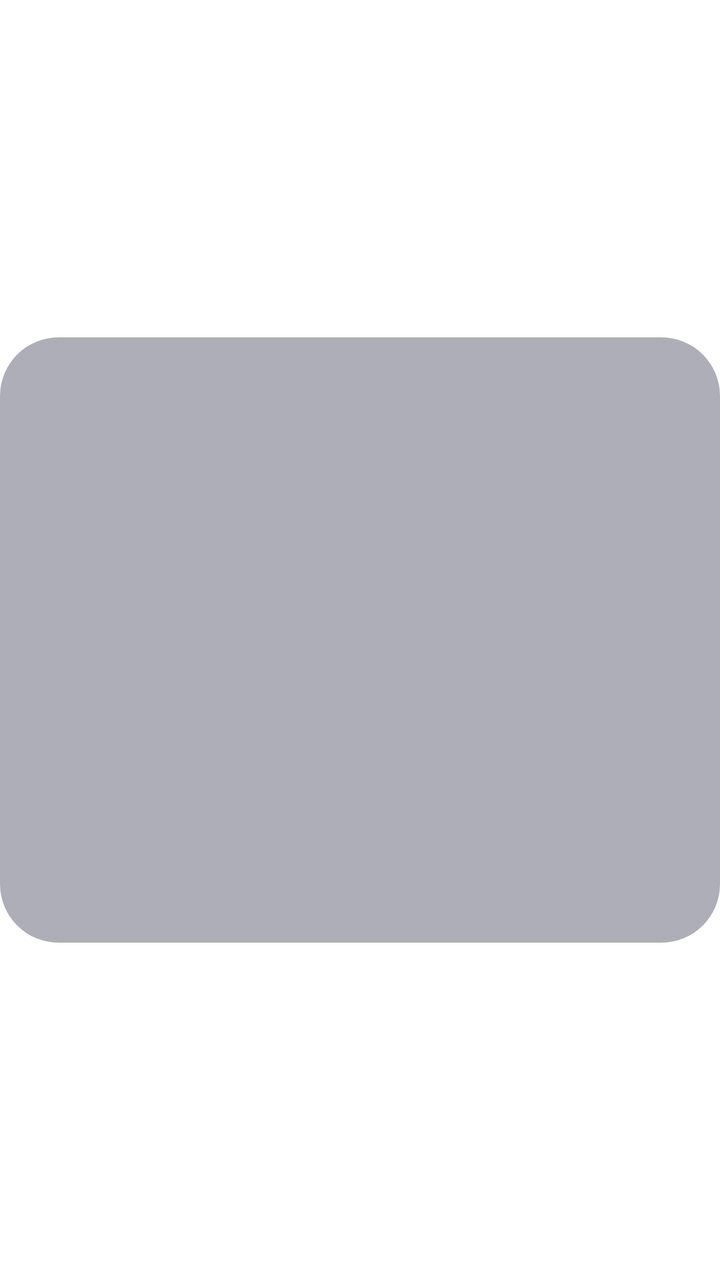
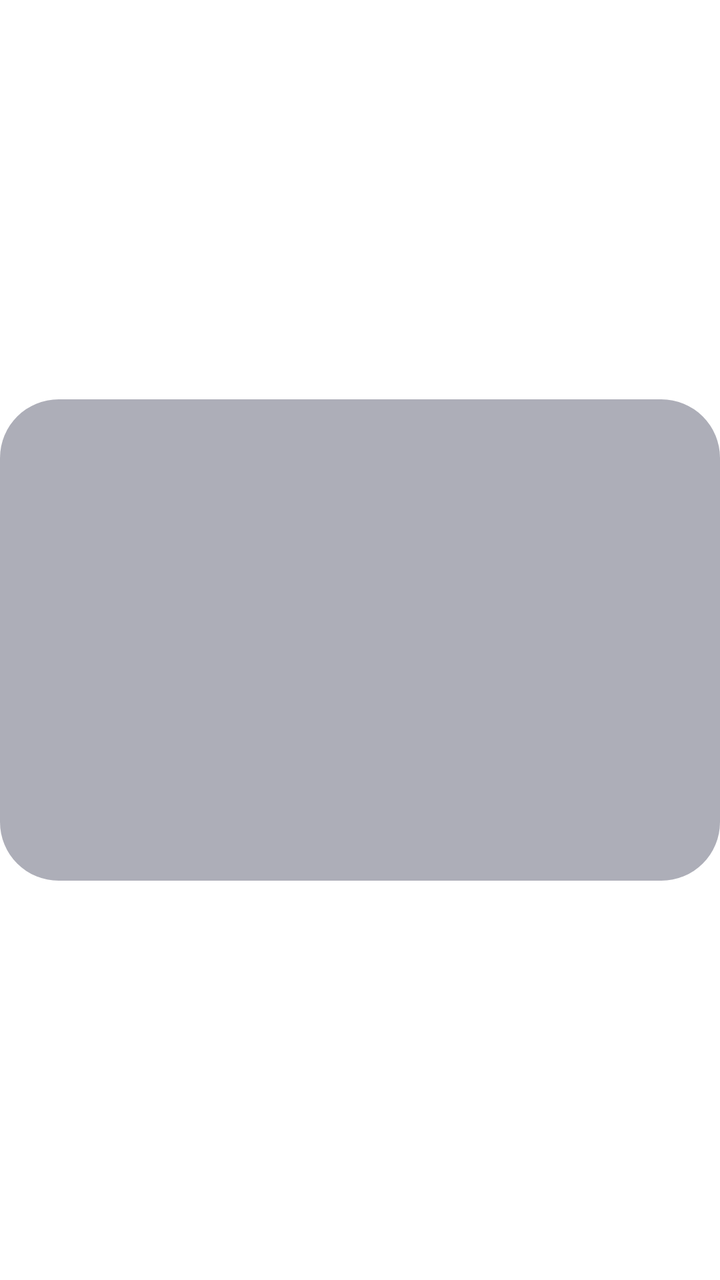

Before-and-after screenshots of an Android layout around one commit, followed by the original layout XML and the change that was made.
<!-- AndroidManifest.xml: application theme AppTheme.NoActionBar -->
<!-- res/layout/item_more_source.xml -->
<?xml version="1.0" encoding="utf-8"?>
<LinearLayout xmlns:android="http://schemas.android.com/apk/res/android"
    xmlns:app="http://schemas.android.com/apk/res-auto"
    android:layout_width="match_parent"
    android:layout_height="wrap_content"
    android:focusable="false"
    android:gravity="center_vertical"
    android:orientation="horizontal">

    <LinearLayout
        android:id="@+id/rowMain"
        android:layout_width="0dp"
        android:layout_height="wrap_content"
        android:layout_weight="1"
        android:background="@drawable/shape_setting_model_focus"
        android:focusable="true"
        android:gravity="center_vertical"
        android:orientation="horizontal"
        android:paddingLeft="@dimen/vs_20"
        android:paddingTop="@dimen/vs_10"
        android:paddingRight="@dimen/vs_20"
        android:paddingBottom="@dimen/vs_10">

        <TextView
            android:id="@+id/tvName"
            android:layout_width="0dp"
            android:layout_height="wrap_content"
            android:layout_weight="1"
            android:ellipsize="end"
            android:singleLine="true"
            android:textColor="@color/dialog_text_primary"
            android:textSize="@dimen/ts_24" />

        <TextView
            android:id="@+id/tvUrl"
            android:layout_width="wrap_content"
            android:layout_height="wrap_content"
            android:ellipsize="middle"
            android:maxWidth="@dimen/vs_300"
            android:singleLine="true"
            android:textColor="@color/dialog_text_hint"
            android:textSize="@dimen/ts_22" />
    </LinearLayout>

    <TextView
        android:id="@+id/tvDelete"
        android:layout_width="wrap_content"
        android:layout_height="wrap_content"
        android:layout_marginStart="@dimen/vs_10"
        android:layout_marginLeft="@dimen/vs_10"
        android:background="@drawable/button_danmu_setting"
        android:focusable="true"
        android:gravity="center"
        android:paddingLeft="@dimen/vs_10"
        android:paddingTop="@dimen/vs_8"
        android:paddingRight="@dimen/vs_10"
        android:paddingBottom="@dimen/vs_8"
        android:text="删除"
        android:textColor="@color/dialog_text_primary"
        android:textSize="@dimen/ts_22"
        android:visibility="gone" />
</LinearLayout>
<!-- resources referenced by this layout -->
<resources>
  <color name="dialog_text_hint">#80FFFFFF</color>
  <color name="dialog_text_primary">#FFFFFFFF</color>
  <dimen name="ts_22">22mm</dimen>
  <dimen name="ts_24">24mm</dimen>
  <dimen name="vs_10">10mm</dimen>
  <dimen name="vs_20">20mm</dimen>
  <dimen name="vs_300">300mm</dimen>
  <dimen name="vs_8">8mm</dimen>
  <!-- drawable button_danmu_setting (drawable) -->
  <?xml version="1.0" encoding="utf-8"?>
  <selector xmlns:android="http://schemas.android.com/apk/res/android">
      <item android:state_focused="true">
          <shape>
              <corners android:radius="@dimen/vs_6" />
              <solid android:color="@color/dialog_control_bg_focused" />
              <stroke
                  android:width="@dimen/vs_1"
                  android:color="@color/dialog_control_stroke_focused" />
          </shape>
      </item>
      <item>
          <shape>
              <corners android:radius="@dimen/vs_6" />
              <solid android:color="@color/dialog_control_bg" />
              <stroke
                  android:width="@dimen/vs_1"
                  android:color="@color/dialog_control_stroke" />
          </shape>
      </item>
  </selector>
  <!-- drawable shape_setting_model_focus (drawable) -->
  <?xml version="1.0" encoding="utf-8"?>
  <selector xmlns:android="http://schemas.android.com/apk/res/android">
      <item android:state_focused="true">
          <shape>
              <corners android:radius="@dimen/vs_5" />
              <solid android:color="@color/color_6632364E" />
              <stroke android:width="@dimen/vs_2" android:color="@android:color/white" />
          </shape>
      </item>
      <item android:state_focused="false">
          <shape>
              <corners android:radius="@dimen/vs_5" />
              <solid android:color="@color/color_6632364E" />
          </shape>
      </item>
  </selector>
  <style name="AppTheme.NoActionBar" parent="AppTheme">
          <item name="android:windowActionBar">false</item>
          <item name="android:windowNoTitle">true</item>
          <item name="windowActionBar">false</item>
          <item name="android:windowFullscreen">true</item>//全屏即无通知栏
          <item name="android:windowContentOverlay">@null</item>//是否有遮盖
          <item name="windowNoTitle">true</item>
          <item name="android:keepScreenOn">true</item>
          
          <item name="android:windowBackground">@android:color/transparent</item>
      </style>
  <dimen name="vs_6">6mm</dimen>
  <color name="dialog_control_bg_focused">#CC1890FF</color>
  <dimen name="vs_1">1mm</dimen>
  <color name="dialog_control_stroke_focused">#CC02F8E1</color>
  <color name="dialog_control_bg">#80353744</color>
  <color name="dialog_control_stroke">#22FFFFFF</color>
  <dimen name="vs_5">5mm</dimen>
  <color name="color_6632364E">#6632364E</color>
  <dimen name="vs_2">2mm</dimen>
  <style name="AppTheme" parent="Theme.AppCompat.Light.DarkActionBar">
          
          <item name="colorPrimary">@color/color_6200EE</item>
          <item name="colorPrimaryDark">@color/color_3700B3</item>
          <item name="colorAccent">@color/color_03DAC5</item>
      </style>
  <color name="color_6200EE">#6200EE</color>
  <color name="color_3700B3">#3700B3</color>
  <color name="color_03DAC5">#03DAC5</color>
</resources>

<!-- the commit's change to res/layout/item_more_source.xml (unified diff, before → after) -->
@@ -36,7 +36,7 @@
             android:layout_width="wrap_content"
             android:layout_height="wrap_content"
             android:ellipsize="middle"
-            android:maxWidth="@dimen/vs_300"
+            android:maxWidth="@dimen/vs_140"
             android:singleLine="true"
             android:textColor="@color/dialog_text_hint"
             android:textSize="@dimen/ts_22" />
<!-- resource entries referenced after the edit -->
@@ -2,11 +2,11 @@
 <resources>
   <color name="dialog_text_hint">#80FFFFFF</color>
   <color name="dialog_text_primary">#FFFFFFFF</color>
-  <dimen name="ts_22">22mm</dimen>
-  <dimen name="ts_24">24mm</dimen>
+  <dimen name="ts_22">15mm</dimen>
+  <dimen name="ts_24">16mm</dimen>
   <dimen name="vs_10">10mm</dimen>
+  <dimen name="vs_140">140mm</dimen>
   <dimen name="vs_20">20mm</dimen>
-  <dimen name="vs_300">300mm</dimen>
   <dimen name="vs_8">8mm</dimen>
   <!-- drawable button_danmu_setting (drawable) -->
   <?xml version="1.0" encoding="utf-8"?>
@@ -33,6 +33,13 @@
   <!-- drawable shape_setting_model_focus (drawable) -->
   <?xml version="1.0" encoding="utf-8"?>
   <selector xmlns:android="http://schemas.android.com/apk/res/android">
+      
+      <item android:state_pressed="true">
+          <shape>
+              <corners android:radius="@dimen/vs_5" />
+              <solid android:color="#33FFFFFF" />
+          </shape>
+      </item>
       <item android:state_focused="true">
           <shape>
               <corners android:radius="@dimen/vs_5" />
@@ -51,12 +58,15 @@
           <item name="android:windowActionBar">false</item>
           <item name="android:windowNoTitle">true</item>
           <item name="windowActionBar">false</item>
-          <item name="android:windowFullscreen">true</item>//全屏即无通知栏
+          <item name="android:windowFullscreen">false</item>//手机版：默认保留状态栏，全屏页面运行时再隐藏
           <item name="android:windowContentOverlay">@null</item>//是否有遮盖
           <item name="windowNoTitle">true</item>
-          <item name="android:keepScreenOn">true</item>
+          
           
           <item name="android:windowBackground">@android:color/transparent</item>
+          
+          <item name="android:statusBarColor">@android:color/transparent</item>
+          <item name="android:windowDrawsSystemBarBackgrounds">true</item>
       </style>
   <dimen name="vs_6">6mm</dimen>
   <color name="dialog_control_bg_focused">#CC1890FF</color>
